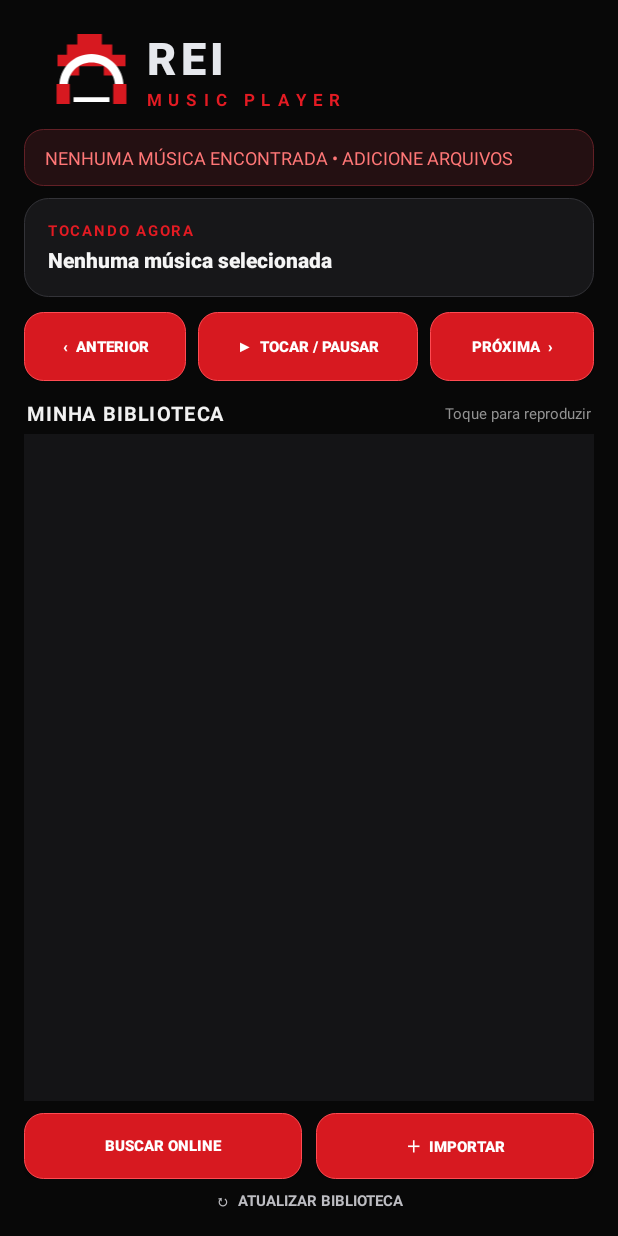
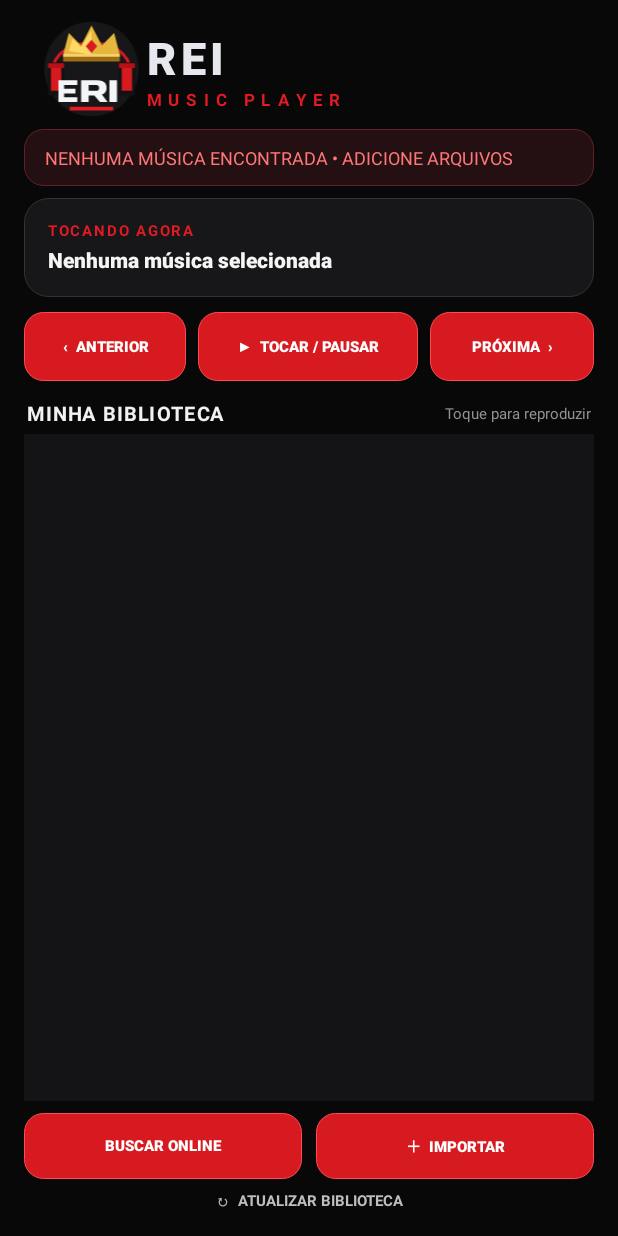
Before and after one commit to Reichevette76/M-sicas-, an Android app: the screen it shows after launch (MainActivity), on a phone screen of 412 x 824 dp. Run offline under Robolectric (Android 15) with nearby library versions, the phone set to English and light mode, and no system bars; pictures from the network do not load; 4 statements that could not run were skipped.

Commit message:
Atualiza ícone REI com coroa dourada e fones vermelhos

```diff
--- a/app/src/main/res/drawable/ic_rei_crown_headphones.xml
+++ b/app/src/main/res/drawable/ic_rei_crown_headphones.xml
@@ -4,8 +4,16 @@
     android:viewportWidth="108"
     android:viewportHeight="108">
     <path android:fillColor="#080808" android:pathData="M0,0h108v108h-108z"/>
-    <path android:fillColor="#D71920" android:pathData="M18,39 L28,39 L28,28 L39,28 L39,17 L52,17 L65,17 L65,28 L76,28 L76,39 L90,39 L90,51 L79,51 L79,61 L67,61 L67,51 L54,51 L41,51 L41,61 L29,61 L29,51 L18,51 Z"/>
-    <path android:fillColor="#FFFFFF" android:pathData="M20,78 L20,72 C20,53 35,38 54,38 C73,38 88,53 88,72 L88,78 L79,78 L79,72 C79,58 68,47 54,47 C40,47 29,58 29,72 L29,78 Z"/>
-    <path android:fillColor="#D71920" android:pathData="M17,70 L31,70 L31,91 L17,91 Z M77,70 L91,70 L91,91 L77,91 Z"/>
-    <path android:fillColor="#FFFFFF" android:pathData="M35,84h38v5h-38z"/>
+    <path android:fillColor="#171719" android:pathData="M54,4a50,50 0,1 0,0 100a50,50 0,1 0,0 -100"/>
+    <path android:strokeColor="#D71920" android:strokeWidth="3" android:fillColor="#00000000" android:pathData="M13,57 C13,16 95,16 95,57"/>
+    <path android:fillColor="#121214" android:pathData="M8,47h17v35h-17z M83,47h17v35h-17z"/>
+    <path android:fillColor="#D71920" android:pathData="M11,52h11v25h-11z M86,52h11v25h-11z"/>
+    <path android:fillColor="#B80F19" android:pathData="M8,48h17v5h-17z M83,48h17v5h-17z"/>
+    <path android:fillColor="#E5B83D" android:pathData="M24,39 L30,16 L43,29 L54,8 L65,29 L78,16 L84,39 Z"/>
+    <path android:fillColor="#FFD966" android:pathData="M30,35 L34,22 L43,31 L54,13 L54,39 Z"/>
+    <path android:fillColor="#9C6B13" android:pathData="M24,38h60v8h-60z"/>
+    <path android:fillColor="#F4D16A" android:pathData="M24,38h60v3h-60z"/>
+    <path android:fillColor="#D71920" android:pathData="M54,23 L60,30 L54,37 L48,30 Z"/>
+    <path android:fillColor="#F4F5F7" android:pathData="M19,66h20v5h-14v4h12v5h-12v4h14v5h-20z M43,66h17c7,0 10,3 10,8c0,4 -2,6 -5,7l6,8h-8l-6,-7h-6v7h-8z M51,71v6h8c2,0 3,-1 3,-3c0,-2 -1,-3 -3,-3z M73,66h8v23h-8z"/>
+    <path android:fillColor="#E31B23" android:pathData="M31,94h46v4h-46z"/>
 </vector>
```
